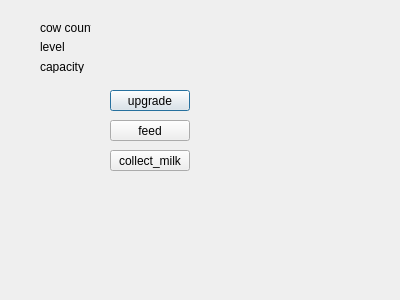
First picture: the form in cow_pasture.ui, repository mohammadfattahi11/AP_Project, before the edit.
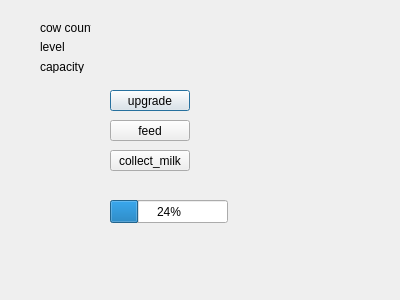
Second picture: the form after the edit.

```diff
--- a/cow_pasture.ui
+++ b/cow_pasture.ui
@@ -130,6 +130,19 @@
     <string/>
    </property>
   </widget>
+  <widget class="QProgressBar" name="cow_pro">
+   <property name="geometry">
+    <rect>
+     <x>110</x>
+     <y>200</y>
+     <width>118</width>
+     <height>23</height>
+    </rect>
+   </property>
+   <property name="value">
+    <number>24</number>
+   </property>
+  </widget>
  </widget>
  <resources/>
  <connections/>
```
